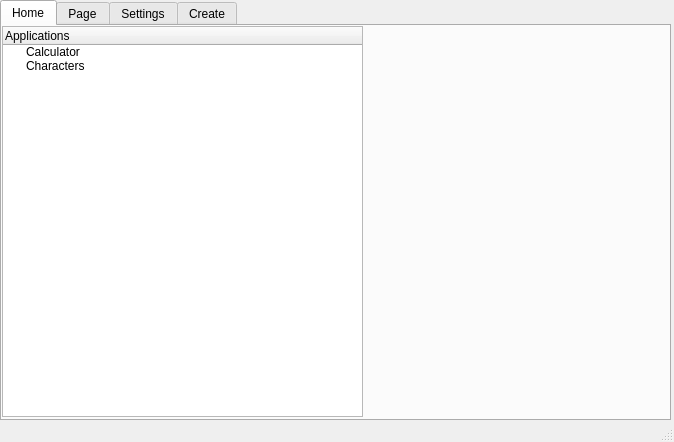
Above: src/GNOME-Apps-Customizer/mainwindow.ui from CyanCoding/GNOME-Apps-Customizer before the change. Below: the same form after it.
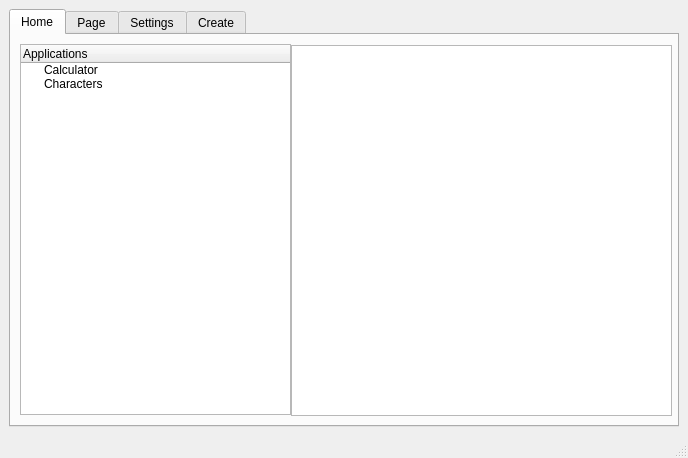
That is the form after the change.

Commit message: Add a treewidget item onclick event

Diff of the .ui file:
```diff
--- a/src/GNOME-Apps-Customizer/mainwindow.ui
+++ b/src/GNOME-Apps-Customizer/mainwindow.ui
@@ -6,26 +6,20 @@
    <rect>
     <x>0</x>
     <y>0</y>
-    <width>674</width>
-    <height>442</height>
+    <width>688</width>
+    <height>458</height>
    </rect>
   </property>
   <property name="windowTitle">
    <string>AppAdder</string>
   </property>
   <widget class="QWidget" name="centralwidget">
+   <layout class="QGridLayout" name="gridLayout_2">
+    <item row="0" column="0">
    <widget class="QTabWidget" name="homeView">
     <property name="enabled">
      <bool>true</bool>
     </property>
-    <property name="geometry">
-     <rect>
-      <x>0</x>
-      <y>0</y>
-      <width>671</width>
-      <height>421</height>
-     </rect>
-    </property>
     <property name="currentIndex">
      <number>0</number>
     </property>
@@ -36,10 +30,10 @@
      <widget class="QTreeWidget" name="treeWidget">
       <property name="geometry">
        <rect>
-        <x>0</x>
-        <y>0</y>
-        <width>361</width>
-        <height>391</height>
+          <x>9</x>
+          <y>9</y>
+          <width>271</width>
+          <height>371</height>
        </rect>
       </property>
       <column>
@@ -58,6 +52,16 @@
        </property>
       </item>
      </widget>
+       <widget class="QPlainTextEdit" name="appDetailsBox">
+        <property name="geometry">
+         <rect>
+          <x>280</x>
+          <y>10</y>
+          <width>381</width>
+          <height>371</height>
+         </rect>
+        </property>
+       </widget>
     </widget>
     <widget class="QWidget" name="tab">
      <attribute name="title">
@@ -212,6 +216,8 @@
      </widget>
     </widget>
    </widget>
+    </item>
+   </layout>
   </widget>
   <widget class="QStatusBar" name="statusbar"/>
   <action name="actionHome">
```
Lines whose indentation alone changed are shown as unchanged. The commit also changes 2 other files.
